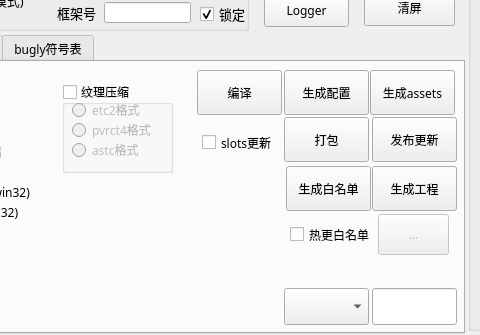
First picture: the form in ui/main.ui, repository TQCasey/PackMaster, before the edit; both pictures show x 440 to 920 and y 465 to 800 of the 1250 by 800 pixel window.
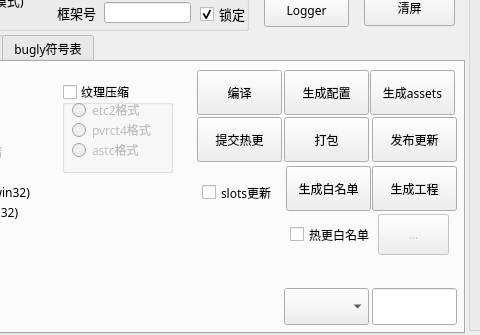
Second picture: the form after the edit. Icons and pictures are not drawn.

Commit message: 自动化提交文件OK

What changed in the file:
```diff
--- a/ui/main.ui
+++ b/ui/main.ui
@@ -801,7 +801,7 @@
       <property name="geometry">
        <rect>
         <x>640</x>
-        <y>70</y>
+        <y>120</y>
         <width>81</width>
         <height>21</height>
        </rect>
@@ -810,6 +810,37 @@
        <string>slots更新</string>
       </property>
      </widget>
+     <widget class="QPushButton" name="btn_svn_submit">
+      <property name="geometry">
+       <rect>
+        <x>635</x>
+        <y>55</y>
+        <width>85</width>
+        <height>45</height>
+       </rect>
+      </property>
+      <property name="font">
+       <font>
+        <family>Microsoft YaHei</family>
+        <pointsize>9</pointsize>
+       </font>
+      </property>
+      <property name="toolTip">
+       <string extracomment="生成白名单"/>
+      </property>
+      <property name="text">
+       <string>提交热更</string>
+      </property>
+      <property name="iconSize">
+       <size>
+        <width>20</width>
+        <height>20</height>
+       </size>
+      </property>
+      <property name="checkable">
+       <bool>false</bool>
+      </property>
+     </widget>
     </widget>
     <widget class="QWidget" name="tab_creator">
      <attribute name="title">
```
The commit also changes 10 other files.
